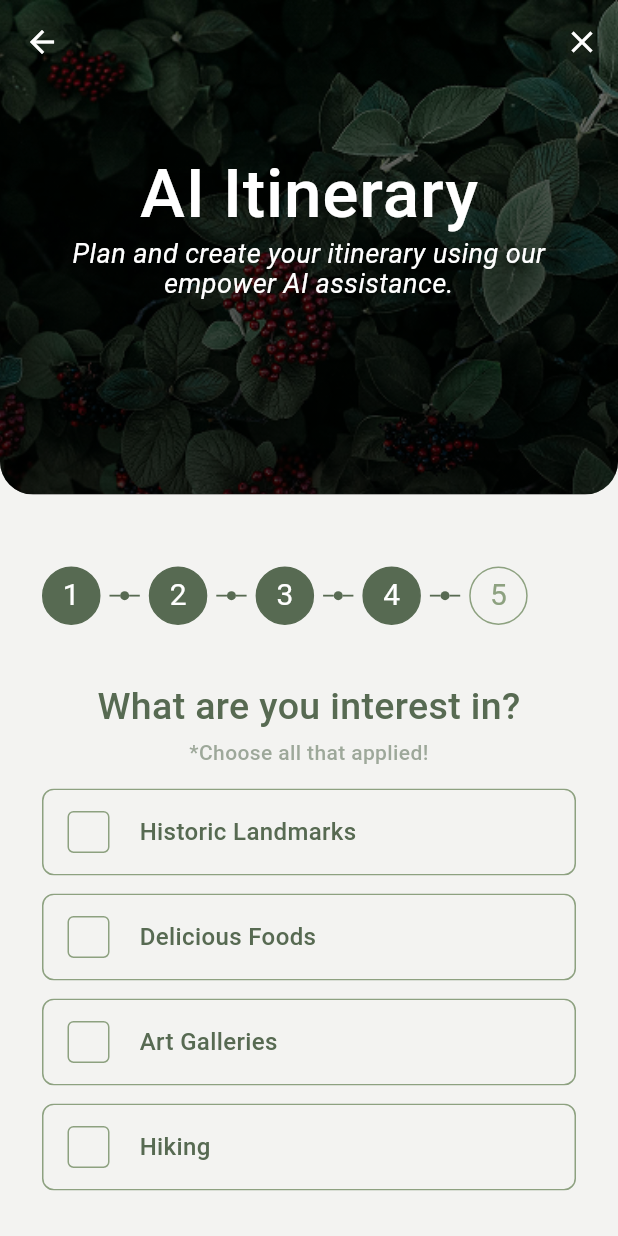
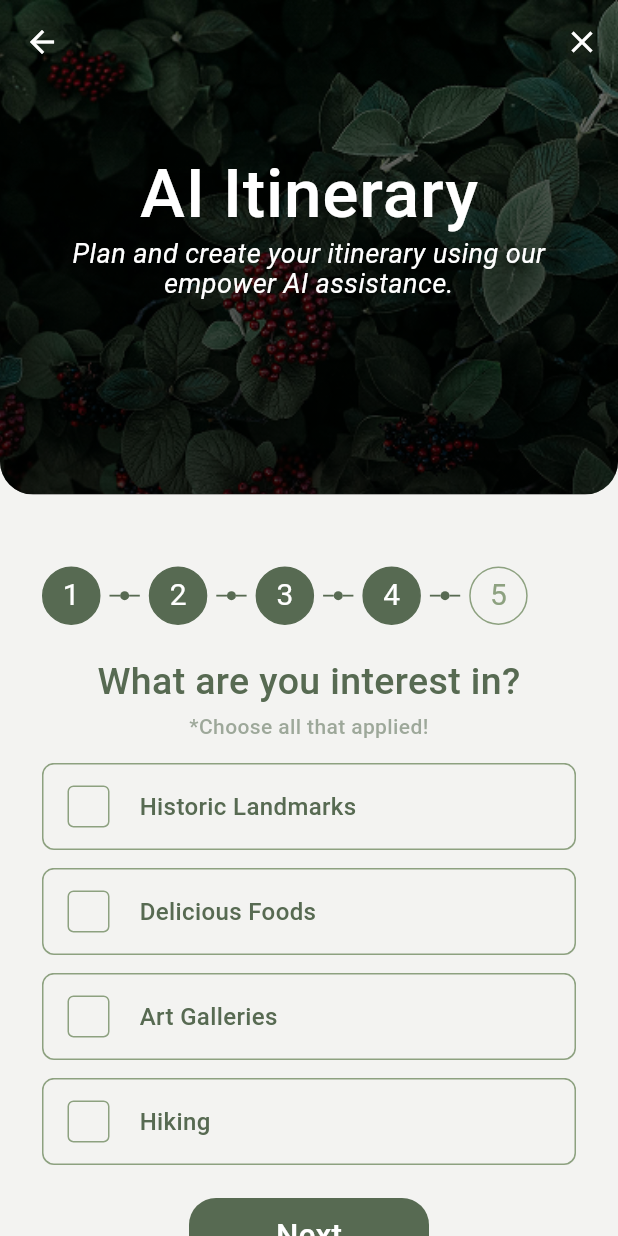
Before and after one commit to sujesh24/SmartTrip-AI, a Flutter app: the ItineraryFour widget shown alone on an empty page, opened directly, on a phone screen of 412 x 824 dp. Run offline on Flutter 3.47's test engine with Material 3 defaults, Android fonts, the phone set to English and light mode, and no system bars.

Commit message:
step 4 added

```diff
--- a/lib/presentation/screen/itinerary/itinerary_four.dart
+++ b/lib/presentation/screen/itinerary/itinerary_four.dart
@@ -25,7 +25,7 @@ class _ItineraryFourState extends State<ItineraryFour> {
         padding: const EdgeInsets.only(top: 48, bottom: 24),
         children: <Widget>[
           const ItineraryStepIndicator(activeStep: 4),
-          const SizedBox(height: 42),
+          const SizedBox(height: 25),
           const ItinerarySectionTitle(text: 'What are you interest in?'),
           const SizedBox(height: 8),
           Text(
@@ -39,7 +39,7 @@ class _ItineraryFourState extends State<ItineraryFour> {
           ),
           const SizedBox(height: 14),
           ..._buildInterestOptions(),
-          const SizedBox(height: 52),
+          const SizedBox(height: 10),
           ItineraryPrimaryButton(label: 'Next', onPressed: _onNextPressed),
           const SizedBox(height: 34),
         ],
```
